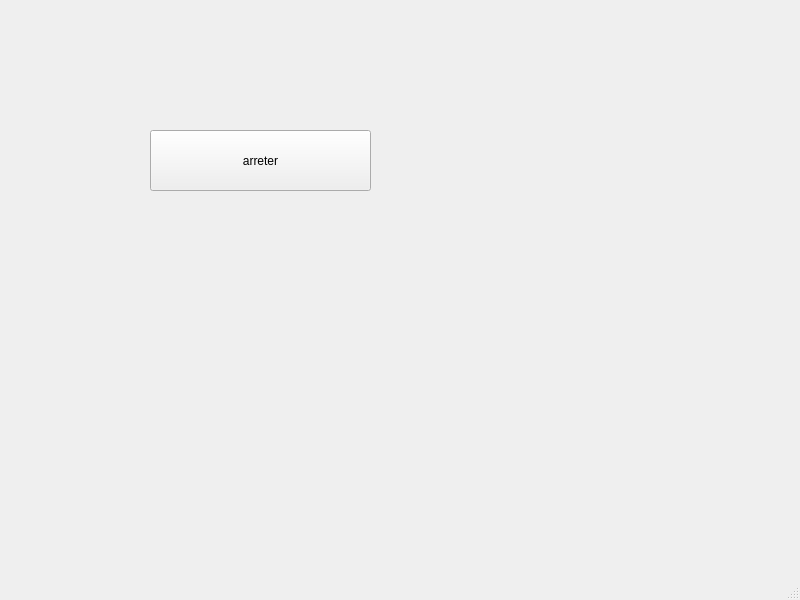
This is qt/mainwindow.ui in spiderLambo/cansat as Qt 5 draws it before an edit. The edited form follows.
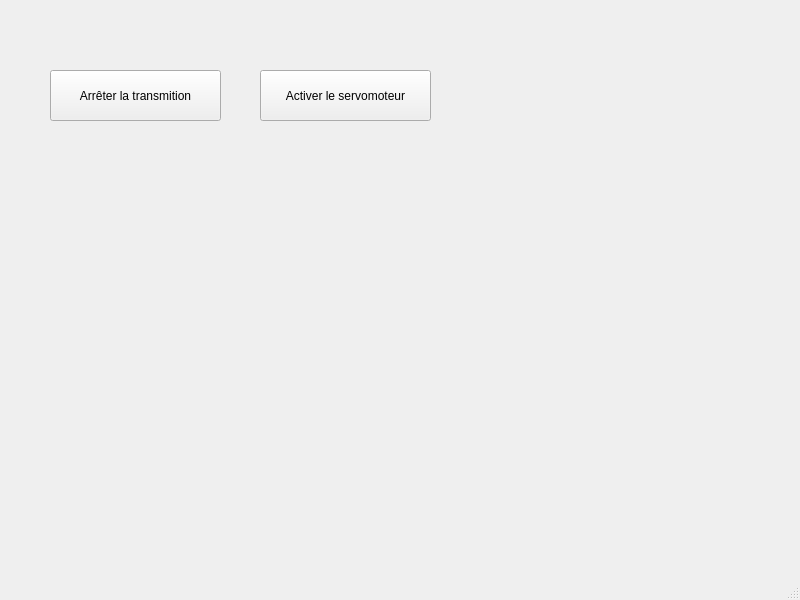
This is the edited form.

What changed in the file:
```diff
--- a/qt/mainwindow.ui
+++ b/qt/mainwindow.ui
@@ -17,14 +17,27 @@
    <widget class="QPushButton" name="arreter">
     <property name="geometry">
      <rect>
-      <x>150</x>
-      <y>130</y>
-      <width>221</width>
-      <height>61</height>
+      <x>50</x>
+      <y>70</y>
+      <width>171</width>
+      <height>51</height>
      </rect>
     </property>
     <property name="text">
-     <string>arreter</string>
+     <string>Arrêter la transmition</string>
+    </property>
+   </widget>
+   <widget class="QPushButton" name="servomoteur">
+    <property name="geometry">
+     <rect>
+      <x>260</x>
+      <y>70</y>
+      <width>171</width>
+      <height>51</height>
+     </rect>
+    </property>
+    <property name="text">
+     <string>Activer le servomoteur</string>
     </property>
    </widget>
   </widget>
```
Left out of the diff: 2 changed lines with no effect on the pictures.
